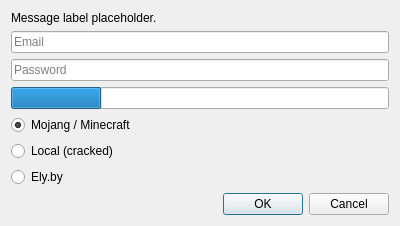
Old version of the form application/dialogs/LoginDialog.ui in the repository MultiMC/Launcher.
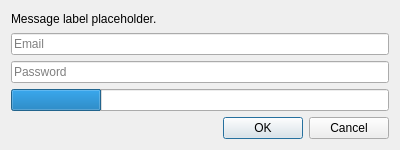
New version of the form.

The edit to the form file:
```diff
--- a/application/dialogs/LoginDialog.ui
+++ b/application/dialogs/LoginDialog.ui
@@ -7,7 +7,7 @@
     <x>0</x>
     <y>0</y>
     <width>400</width>
-    <height>219</height>
+    <height>150</height>
    </rect>
   </property>
   <property name="sizePolicy">
@@ -61,37 +61,7 @@
     </widget>
    </item>
    <item>
-    <layout class="QVBoxLayout" name="radioLayout">
-     <item>
-      <widget class="QRadioButton" name="radioMojang">
-       <property name="text">
-        <string>Mojang / Minecraft</string>
-       </property>
-       <property name="checked">
-        <bool>true</bool>
-       </property>
-      </widget>
-     </item>
-     <item>
-      <widget class="QRadioButton" name="radioDummy">
-       <property name="text">
-        <string>Local (cracked)</string>
-       </property>
-       <property name="checked">
-        <bool>false</bool>
-       </property>
-      </widget>
-     </item><item>
-      <widget class="QRadioButton" name="radioElyby">
-       <property name="text">
-        <string>Ely.by</string>
-       </property>
-       <property name="checked">
-        <bool>false</bool>
-       </property>
-      </widget>
-     </item>
-    </layout>
+    <layout class="QVBoxLayout" name="radioLayout"/>
    </item>
    <item>
     <widget class="QDialogButtonBox" name="buttonBox">
```
